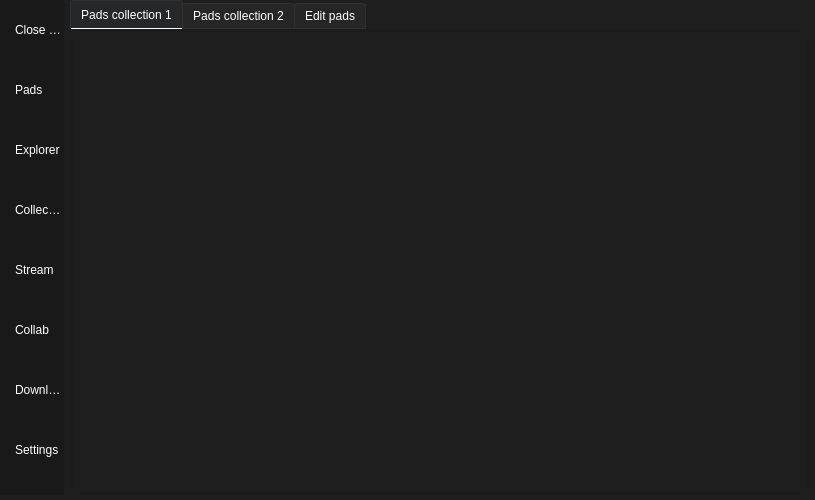
Before: the Qt Designer form gui/gui.ui in BarsTiger/KotoPad, drawn with Qt 5.
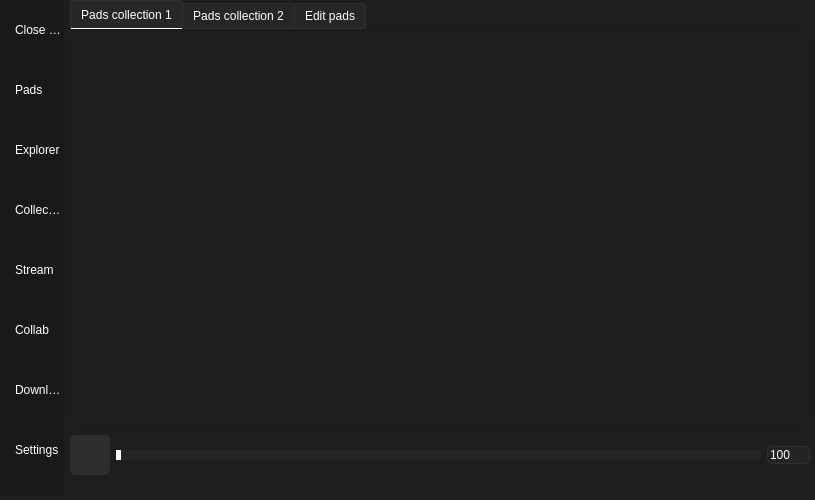
After: the same form once the commit is applied. Icons and pictures are not drawn.

Commit message: Now plays files to default audio and CABLE! TODO: Show urls in buttons

The edit to the form file:
```diff
--- a/gui/gui.ui
+++ b/gui/gui.ui
@@ -265,6 +265,28 @@
     border-radius: 5px;
     border-color: #303030;
 }
+
+QSlider::groove:horizontal {
+    border-radius: 1px;
+    height: 10px;
+    margin: 0px;
+    background-color: #242424;
+}
+QSlider::groove:horizontal:hover {
+    background-color: #303030;
+}
+QSlider::handle:horizontal {
+    background-color: white;
+    border: none;
+    width: 5px;
+    border-radius: 40px;
+}
+QSlider::handle:horizontal:hover {
+    background-color: #bfbfbf;
+}
+QSlider::handle:horizontal:pressed {
+    background-color: #bfbfbf;
+}
 </string>
   </property>
   <widget class="QWidget" name="centralwidget">
@@ -678,6 +700,119 @@
          <widget class="QWidget" name="settings_page"/>
         </widget>
        </item>
+       <item>
+        <widget class="QWidget" name="player_box" native="true">
+         <property name="sizePolicy">
+          <sizepolicy hsizetype="Preferred" vsizetype="Preferred">
+           <horstretch>0</horstretch>
+           <verstretch>0</verstretch>
+          </sizepolicy>
+         </property>
+         <layout class="QVBoxLayout" name="player_box_lay">
+          <property name="leftMargin">
+           <number>0</number>
+          </property>
+          <property name="topMargin">
+           <number>0</number>
+          </property>
+          <property name="rightMargin">
+           <number>0</number>
+          </property>
+          <property name="bottomMargin">
+           <number>0</number>
+          </property>
+          <item>
+           <widget class="QWidget" name="player_slider_horizontal_box" native="true">
+            <property name="sizePolicy">
+             <sizepolicy hsizetype="Preferred" vsizetype="Minimum">
+              <horstretch>0</horstretch>
+              <verstretch>0</verstretch>
+             </sizepolicy>
+            </property>
+            <layout class="QHBoxLayout" name="player_slider_horizontal_lay">
+             <property name="leftMargin">
+              <number>0</number>
+             </property>
+             <property name="topMargin">
+              <number>0</number>
+             </property>
+             <property name="rightMargin">
+              <number>0</number>
+             </property>
+             <property name="bottomMargin">
+              <number>0</number>
+             </property>
+             <item>
+              <widget class="QPushButton" name="play_pause_button">
+               <property name="minimumSize">
+                <size>
+                 <width>40</width>
+                 <height>40</height>
+                </size>
+               </property>
+               <property name="styleSheet">
+                <string notr="true"/>
+               </property>
+               <property name="text">
+                <string/>
+               </property>
+               <property name="icon">
+                <iconset resource="images.qrc">
+                 <normaloff>:/img/img/play.png</normaloff>:/img/img/play.png</iconset>
+               </property>
+               <property name="iconSize">
+                <size>
+                 <width>32</width>
+                 <height>32</height>
+                </size>
+               </property>
+              </widget>
+             </item>
+             <item>
+              <widget class="QSlider" name="player_time_slider">
+               <property name="sizePolicy">
+                <sizepolicy hsizetype="Expanding" vsizetype="Preferred">
+                 <horstretch>0</horstretch>
+                 <verstretch>0</verstretch>
+                </sizepolicy>
+               </property>
+               <property name="pageStep">
+                <number>1</number>
+               </property>
+               <property name="value">
+                <number>0</number>
+               </property>
+               <property name="tracking">
+                <bool>true</bool>
+               </property>
+               <property name="orientation">
+                <enum>Qt::Horizontal</enum>
+               </property>
+              </widget>
+             </item>
+             <item>
+              <widget class="QSpinBox" name="volume_box">
+               <property name="maximum">
+                <number>100</number>
+               </property>
+               <property name="value">
+                <number>100</number>
+               </property>
+              </widget>
+             </item>
+            </layout>
+           </widget>
+          </item>
+         </layout>
+        </widget>
+       </item>
+       <item>
+        <widget class="QLabel" name="player_track_label">
+         <property name="text">
+          <string/>
+         </property>
+        </widget>
+       </item>
       </layout>
      </widget>
     </item>
```
The commit also changes 13 other files.
